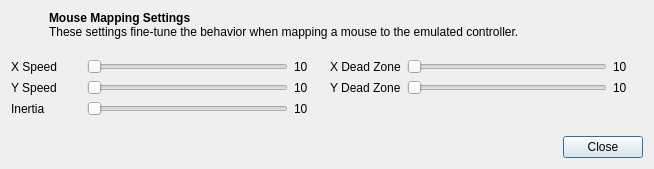
The window that pcsx2-qt/Settings/ControllerMouseSettingsDialog.ui (PCSX2/pcsx2) describes before a commit, drawn with Qt 5.
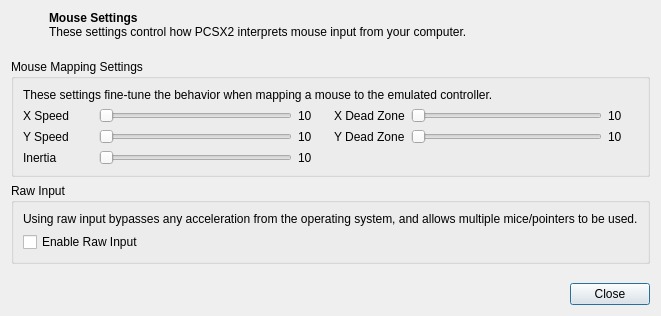
The same window after the commit.

Commit message:
InputManager: Support using raw input for pointer bindings
Also adds crosshair support to GunCon 2.

Diff of the .ui file:
```diff
--- a/pcsx2-qt/Settings/ControllerMouseSettingsDialog.ui
+++ b/pcsx2-qt/Settings/ControllerMouseSettingsDialog.ui
@@ -6,155 +6,21 @@
    <rect>
     <x>0</x>
     <y>0</y>
-    <width>654</width>
-    <height>169</height>
+    <width>657</width>
+    <height>316</height>
    </rect>
   </property>
   <property name="windowTitle">
    <string>Mouse Mapping Settings</string>
   </property>
   <layout class="QGridLayout" name="gridLayout">
-   <item row="5" column="1">
+   <item row="4" column="1">
     <widget class="QDialogButtonBox" name="buttonBox">
      <property name="standardButtons">
       <set>QDialogButtonBox::Close</set>
      </property>
     </widget>
    </item>
-   <item row="2" column="0">
-    <layout class="QHBoxLayout" name="pointerYSpeed">
-     <item>
-      <widget class="QLabel" name="pointerYSpeedLabel">
-       <property name="sizePolicy">
-        <sizepolicy hsizetype="Minimum" vsizetype="Preferred">
-         <horstretch>0</horstretch>
-         <verstretch>0</verstretch>
-        </sizepolicy>
-       </property>
-       <property name="minimumSize">
-        <size>
-         <width>70</width>
-         <height>0</height>
-        </size>
-       </property>
-       <property name="text">
-        <string>Y Speed</string>
-       </property>
-      </widget>
-     </item>
-     <item>
-      <widget class="QSlider" name="pointerYSpeedSlider">
-       <property name="sizePolicy">
-        <sizepolicy hsizetype="Expanding" vsizetype="Preferred">
-         <horstretch>0</horstretch>
-         <verstretch>0</verstretch>
-        </sizepolicy>
-       </property>
-       <property name="minimumSize">
-        <size>
-         <width>0</width>
-         <height>0</height>
-        </size>
-       </property>
-       <property name="minimum">
-        <number>0</number>
-       </property>
-       <property name="maximum">
-        <number>100</number>
-       </property>
-       <property name="orientation">
-        <enum>Qt::Horizontal</enum>
-       </property>
-      </widget>
-     </item>
-     <item>
-      <widget class="QLabel" name="pointerYSpeedVal">
-       <property name="sizePolicy">
-        <sizepolicy hsizetype="Fixed" vsizetype="Preferred">
-         <horstretch>0</horstretch>
-         <verstretch>0</verstretch>
-        </sizepolicy>
-       </property>
-       <property name="minimumSize">
-        <size>
-         <width>30</width>
-         <height>0</height>
-        </size>
-       </property>
-       <property name="text">
-        <string>10</string>
-       </property>
-      </widget>
-     </item>
-    </layout>
-   </item>
-   <item row="1" column="0">
-    <layout class="QHBoxLayout" name="pointerXSpeed">
-     <item>
-      <widget class="QLabel" name="pointerXSpeedLabel">
-       <property name="sizePolicy">
-        <sizepolicy hsizetype="Minimum" vsizetype="Preferred">
-         <horstretch>0</horstretch>
-         <verstretch>0</verstretch>
-        </sizepolicy>
-       </property>
-       <property name="minimumSize">
-        <size>
-         <width>70</width>
-         <height>0</height>
-        </size>
-       </property>
-       <property name="text">
-        <string>X Speed</string>
-       </property>
-      </widget>
-     </item>
-     <item>
-      <widget class="QSlider" name="pointerXSpeedSlider">
-       <property name="sizePolicy">
-        <sizepolicy hsizetype="Expanding" vsizetype="Preferred">
-         <horstretch>0</horstretch>
-         <verstretch>0</verstretch>
-        </sizepolicy>
-       </property>
-       <property name="minimumSize">
-        <size>
-         <width>0</width>
-         <height>0</height>
-        </size>
-       </property>
-       <property name="minimum">
-        <number>0</number>
-       </property>
-       <property name="maximum">
-        <number>100</number>
-       </property>
-       <property name="orientation">
-        <enum>Qt::Horizontal</enum>
-       </property>
-      </widget>
-     </item>
-     <item>
-      <widget class="QLabel" name="pointerXSpeedVal">
-       <property name="sizePolicy">
-        <sizepolicy hsizetype="Fixed" vsizetype="Preferred">
-         <horstretch>0</horstretch>
-         <verstretch>0</verstretch>
-        </sizepolicy>
-       </property>
-       <property name="minimumSize">
-        <size>
-         <width>30</width>
-         <height>0</height>
-        </size>
-       </property>
-       <property name="text">
-        <string>10</string>
-       </property>
-      </widget>
-     </item>
-    </layout>
-   </item>
    <item row="0" column="0" colspan="2">
     <layout class="QHBoxLayout" name="horizontalLayout_2">
      <property name="bottomMargin">
@@ -179,7 +45,7 @@
      <item>
       <widget class="QLabel" name="label_4">
        <property name="text">
-        <string>&lt;html&gt;&lt;head/&gt;&lt;body&gt;&lt;p&gt;&lt;span style=&quot; font-weight:700;&quot;&gt;Mouse Mapping Settings&lt;/span&gt;&lt;br/&gt;These settings fine-tune the behavior when mapping a mouse to the emulated controller.&lt;/p&gt;&lt;/body&gt;&lt;/html&gt;</string>
+        <string>&lt;html&gt;&lt;head/&gt;&lt;body&gt;&lt;p&gt;&lt;span style=&quot; font-weight:700;&quot;&gt;Mouse Settings&lt;/span&gt;&lt;br/&gt;These settings control how PCSX2 interprets mouse input from your computer.&lt;/p&gt;&lt;/body&gt;&lt;/html&gt;</string>
        </property>
        <property name="textFormat">
         <enum>Qt::RichText</enum>
@@ -194,90 +60,42 @@
      </item>
     </layout>
    </item>
-   <item row="4" column="0" colspan="2">
-    <spacer name="verticalSpacer">
-     <property name="orientation">
-      <enum>Qt::Vertical</enum>
+   <item row="2" column="0" colspan="2">
+    <widget class="QGroupBox" name="rawInputBox">
+     <property name="title">
+      <string>Raw Input</string>
      </property>
-     <property name="sizeHint" stdset="0">
-      <size>
-       <width>20</width>
-       <height>40</height>
-      </size>
-     </property>
-    </spacer>
-   </item>
-   <item row="3" column="0">
-    <layout class="QHBoxLayout" name="pointerInertia">
+     <layout class="QVBoxLayout" name="verticalLayout">
      <item>
-      <widget class="QLabel" name="pointerInertiaLabel">
-       <property name="sizePolicy">
-        <sizepolicy hsizetype="Minimum" vsizetype="Preferred">
-         <horstretch>0</horstretch>
-         <verstretch>0</verstretch>
-        </sizepolicy>
-       </property>
-       <property name="minimumSize">
-        <size>
-         <width>70</width>
-         <height>0</height>
-        </size>
-       </property>
+       <widget class="QLabel" name="label">
        <property name="text">
-        <string>Inertia</string>
-       </property>
-      </widget>
-     </item>
-     <item>
-      <widget class="QSlider" name="pointerInertiaSlider">
-       <property name="sizePolicy">
-        <sizepolicy hsizetype="Expanding" vsizetype="Preferred">
-         <horstretch>0</horstretch>
-         <verstretch>0</verstretch>
-        </sizepolicy>
-       </property>
-       <property name="minimumSize">
-        <size>
-         <width>0</width>
-         <height>0</height>
-        </size>
-       </property>
-       <property name="minimum">
-        <number>0</number>
-       </property>
-       <property name="maximum">
-        <number>100</number>
-       </property>
-       <property name="orientation">
-        <enum>Qt::Horizontal</enum>
-       </property>
+         <string>Using raw input bypasses any acceleration from the operating system, and allows multiple mice/pointers to be used.</string>
+        </property>
+        <property name="wordWrap">
+         <bool>true</bool>
+        </property>
       </widget>
      </item>
      <item>
-      <widget class="QLabel" name="pointerInertiaVal">
-       <property name="sizePolicy">
-        <sizepolicy hsizetype="Fixed" vsizetype="Preferred">
-         <horstretch>0</horstretch>
-         <verstretch>0</verstretch>
-        </sizepolicy>
-       </property>
-       <property name="minimumSize">
-        <size>
-         <width>30</width>
-         <height>0</height>
-        </size>
-       </property>
+       <widget class="QCheckBox" name="enableRawInput">
        <property name="text">
-        <string>10</string>
+         <string>Enable Raw Input</string>
        </property>
       </widget>
      </item>
     </layout>
+    </widget>
    </item>
-   <item row="1" column="1">
-    <layout class="QHBoxLayout" name="pointerXDeadZone">
+   <item row="1" column="0" colspan="2">
+    <widget class="QGroupBox" name="groupBox">
+     <property name="title">
+      <string>Mouse Mapping Settings</string>
+     </property>
+     <layout class="QGridLayout" name="gridLayout_2">
+      <item row="1" column="0">
+       <layout class="QHBoxLayout" name="pointerXSpeed">
      <item>
-      <widget class="QLabel" name="pointerXDeadZoneLabel">
+         <widget class="QLabel" name="pointerXSpeedLabel">
        <property name="sizePolicy">
         <sizepolicy hsizetype="Minimum" vsizetype="Preferred">
          <horstretch>0</horstretch>
@@ -291,12 +109,12 @@
         </size>
        </property>
        <property name="text">
-        <string>X Dead Zone</string>
+           <string>X Speed</string>
        </property>
       </widget>
      </item>
      <item>
-      <widget class="QSlider" name="pointerXDeadZoneSlider">
+         <widget class="QSlider" name="pointerXSpeedSlider">
        <property name="sizePolicy">
         <sizepolicy hsizetype="Expanding" vsizetype="Preferred">
          <horstretch>0</horstretch>
@@ -321,7 +139,7 @@
       </widget>
      </item>
      <item>
-      <widget class="QLabel" name="pointerXDeadZoneVal">
+         <widget class="QLabel" name="pointerXSpeedVal">
        <property name="sizePolicy">
         <sizepolicy hsizetype="Fixed" vsizetype="Preferred">
          <horstretch>0</horstretch>
@@ -407,6 +225,230 @@
       </widget>
      </item>
     </layout>
+      </item>
+      <item row="2" column="0">
+       <layout class="QHBoxLayout" name="pointerYSpeed">
+        <item>
+         <widget class="QLabel" name="pointerYSpeedLabel">
+          <property name="sizePolicy">
+           <sizepolicy hsizetype="Minimum" vsizetype="Preferred">
+            <horstretch>0</horstretch>
+            <verstretch>0</verstretch>
+           </sizepolicy>
+          </property>
+          <property name="minimumSize">
+           <size>
+            <width>70</width>
+            <height>0</height>
+           </size>
+          </property>
+          <property name="text">
+           <string>Y Speed</string>
+          </property>
+         </widget>
+        </item>
+        <item>
+         <widget class="QSlider" name="pointerYSpeedSlider">
+          <property name="sizePolicy">
+           <sizepolicy hsizetype="Expanding" vsizetype="Preferred">
+            <horstretch>0</horstretch>
+            <verstretch>0</verstretch>
+           </sizepolicy>
+          </property>
+          <property name="minimumSize">
+           <size>
+            <width>0</width>
+            <height>0</height>
+           </size>
+          </property>
+          <property name="minimum">
+           <number>0</number>
+          </property>
+          <property name="maximum">
+           <number>100</number>
+          </property>
+          <property name="orientation">
+           <enum>Qt::Horizontal</enum>
+          </property>
+         </widget>
+        </item>
+        <item>
+         <widget class="QLabel" name="pointerYSpeedVal">
+          <property name="sizePolicy">
+           <sizepolicy hsizetype="Fixed" vsizetype="Preferred">
+            <horstretch>0</horstretch>
+            <verstretch>0</verstretch>
+           </sizepolicy>
+          </property>
+          <property name="minimumSize">
+           <size>
+            <width>30</width>
+            <height>0</height>
+           </size>
+          </property>
+          <property name="text">
+           <string>10</string>
+          </property>
+         </widget>
+        </item>
+       </layout>
+      </item>
+      <item row="1" column="1">
+       <layout class="QHBoxLayout" name="pointerXDeadZone">
+        <item>
+         <widget class="QLabel" name="pointerXDeadZoneLabel">
+          <property name="sizePolicy">
+           <sizepolicy hsizetype="Minimum" vsizetype="Preferred">
+            <horstretch>0</horstretch>
+            <verstretch>0</verstretch>
+           </sizepolicy>
+          </property>
+          <property name="minimumSize">
+           <size>
+            <width>70</width>
+            <height>0</height>
+           </size>
+          </property>
+          <property name="text">
+           <string>X Dead Zone</string>
+          </property>
+         </widget>
+        </item>
+        <item>
+         <widget class="QSlider" name="pointerXDeadZoneSlider">
+          <property name="sizePolicy">
+           <sizepolicy hsizetype="Expanding" vsizetype="Preferred">
+            <horstretch>0</horstretch>
+            <verstretch>0</verstretch>
+           </sizepolicy>
+          </property>
+          <property name="minimumSize">
+           <size>
+            <width>0</width>
+            <height>0</height>
+           </size>
+          </property>
+          <property name="minimum">
+           <number>0</number>
+          </property>
+          <property name="maximum">
+           <number>100</number>
+          </property>
+          <property name="orientation">
+           <enum>Qt::Horizontal</enum>
+          </property>
+         </widget>
+        </item>
+        <item>
+         <widget class="QLabel" name="pointerXDeadZoneVal">
+          <property name="sizePolicy">
+           <sizepolicy hsizetype="Fixed" vsizetype="Preferred">
+            <horstretch>0</horstretch>
+            <verstretch>0</verstretch>
+           </sizepolicy>
+          </property>
+          <property name="minimumSize">
+           <size>
+            <width>30</width>
+            <height>0</height>
+           </size>
+          </property>
+          <property name="text">
+           <string>10</string>
+          </property>
+         </widget>
+        </item>
+       </layout>
+      </item>
+      <item row="3" column="0">
+       <layout class="QHBoxLayout" name="pointerInertia">
+        <item>
+         <widget class="QLabel" name="pointerInertiaLabel">
+          <property name="sizePolicy">
+           <sizepolicy hsizetype="Minimum" vsizetype="Preferred">
+            <horstretch>0</horstretch>
+            <verstretch>0</verstretch>
+           </sizepolicy>
+          </property>
+          <property name="minimumSize">
+           <size>
+            <width>70</width>
+            <height>0</height>
+           </size>
+          </property>
+          <property name="text">
+           <string>Inertia</string>
+          </property>
+         </widget>
+        </item>
+        <item>
+         <widget class="QSlider" name="pointerInertiaSlider">
+          <property name="sizePolicy">
+           <sizepolicy hsizetype="Expanding" vsizetype="Preferred">
+            <horstretch>0</horstretch>
+            <verstretch>0</verstretch>
+           </sizepolicy>
+          </property>
+          <property name="minimumSize">
+           <size>
+            <width>0</width>
+            <height>0</height>
+           </size>
+          </property>
+          <property name="minimum">
+           <number>0</number>
+          </property>
+          <property name="maximum">
+           <number>100</number>
+          </property>
+          <property name="orientation">
+           <enum>Qt::Horizontal</enum>
+          </property>
+         </widget>
+        </item>
+        <item>
+         <widget class="QLabel" name="pointerInertiaVal">
+          <property name="sizePolicy">
+           <sizepolicy hsizetype="Fixed" vsizetype="Preferred">
+            <horstretch>0</horstretch>
+            <verstretch>0</verstretch>
+           </sizepolicy>
+          </property>
+          <property name="minimumSize">
+           <size>
+            <width>30</width>
+            <height>0</height>
+           </size>
+          </property>
+          <property name="text">
+           <string>10</string>
+          </property>
+         </widget>
+        </item>
+       </layout>
+      </item>
+      <item row="0" column="0" colspan="2">
+       <widget class="QLabel" name="label_2">
+        <property name="text">
+         <string>These settings fine-tune the behavior when mapping a mouse to the emulated controller.</string>
+        </property>
+       </widget>
+      </item>
+     </layout>
+    </widget>
+   </item>
+   <item row="3" column="1">
+    <spacer name="verticalSpacer">
+     <property name="orientation">
+      <enum>Qt::Vertical</enum>
+     </property>
+     <property name="sizeHint" stdset="0">
+      <size>
+       <width>633</width>
+       <height>222</height>
+      </size>
+     </property>
+    </spacer>
    </item>
   </layout>
  </widget>
```
Left out of the diff: 2 changed lines with no effect on the pictures. Lines whose indentation alone changed are shown as unchanged. The commit also changes 16 other files.
